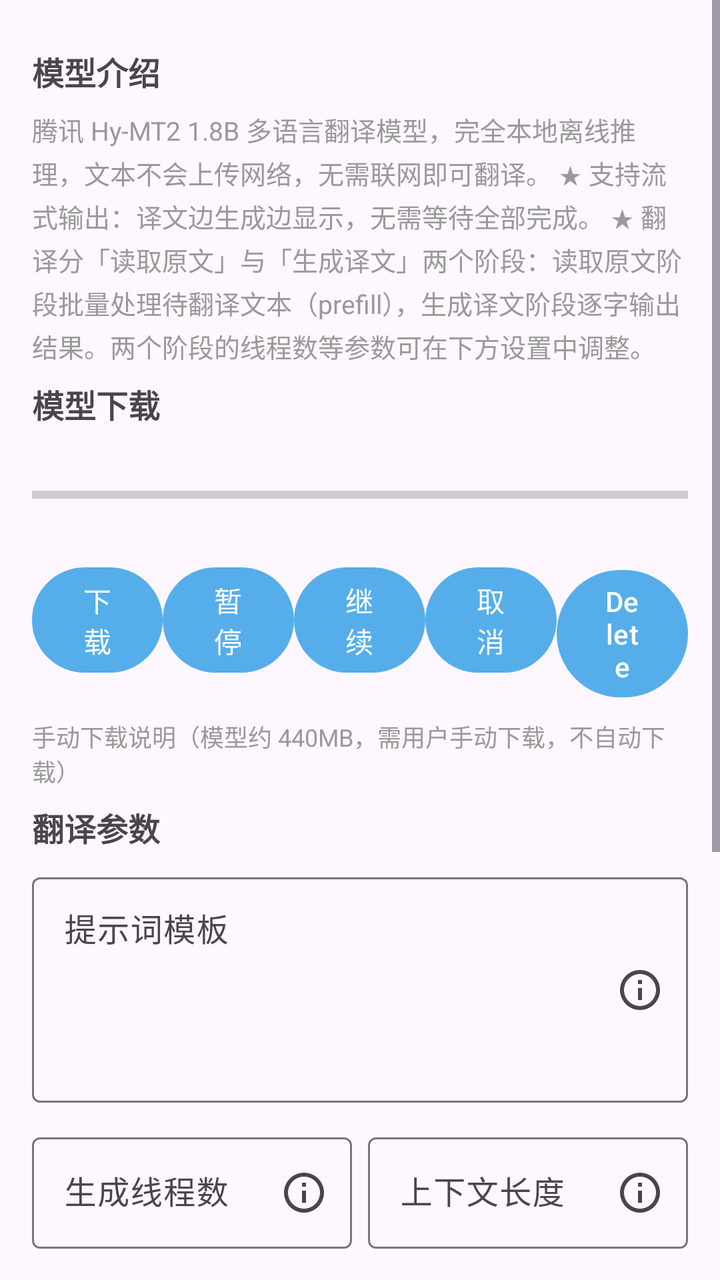
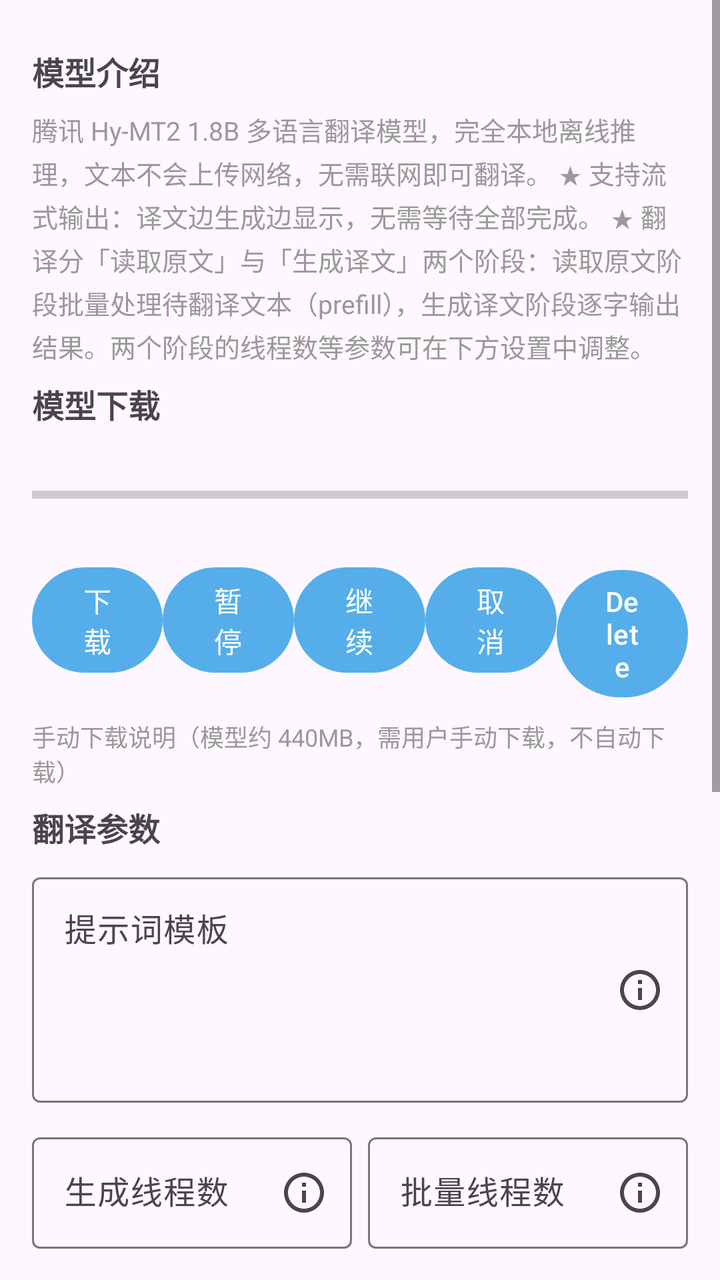

Compare the two renders of this Android layout. The source of the first and the diff that turns it into the second are given below.
<!-- AndroidManifest.xml: application theme Theme.MT -->
<!-- res/layout/fragment_hymt2_detail.xml -->
<?xml version="1.0" encoding="utf-8"?>
<ScrollView xmlns:android="http://schemas.android.com/apk/res/android"
    xmlns:app="http://schemas.android.com/apk/res-auto"
    android:layout_width="match_parent"
    android:layout_height="match_parent"
    android:fillViewport="true">

    <LinearLayout
        android:layout_width="match_parent"
        android:layout_height="wrap_content"
        android:orientation="vertical"
        android:padding="16dp">

        
        <TextView
            android:id="@+id/introTitle"
            android:layout_width="match_parent"
            android:layout_height="wrap_content"
            android:paddingVertical="8dp"
            android:text="@string/hymt2_section_intro"
            android:textSize="16sp"
            android:textStyle="bold" />

        <TextView
            android:id="@+id/introText"
            android:layout_width="match_parent"
            android:layout_height="wrap_content"
            android:lineSpacingExtra="3dp"
            android:text="@string/hymt2_intro"
            android:textColor="#999999"
            android:textSize="13sp" />

        
        <TextView
            android:id="@+id/downloadTitle"
            android:layout_width="match_parent"
            android:layout_height="wrap_content"
            android:paddingVertical="8dp"
            android:text="@string/hymt2_section_download"
            android:textSize="16sp"
            android:textStyle="bold" />

        <TextView
            android:id="@+id/statusText"
            android:layout_width="match_parent"
            android:layout_height="wrap_content"
            android:textColor="#999999"
            android:textSize="13sp" />

        <ProgressBar
            android:id="@+id/progressBar"
            style="?android:attr/progressBarStyleHorizontal"
            android:layout_width="match_parent"
            android:layout_height="wrap_content"
            android:max="100" />

        <TextView
            android:id="@+id/progressText"
            android:layout_width="match_parent"
            android:layout_height="wrap_content"
            android:textSize="12sp" />

        <LinearLayout
            android:layout_width="match_parent"
            android:layout_height="wrap_content"
            android:layout_marginTop="8dp"
            android:orientation="horizontal">

            <Button
                android:id="@+id/downloadButton"
                android:layout_width="0dp"
                android:layout_height="wrap_content"
                android:layout_weight="1"
                android:text="@string/download" />

            <Button
                android:id="@+id/pauseButton"
                android:layout_width="0dp"
                android:layout_height="wrap_content"
                android:layout_weight="1"
                android:text="@string/pause" />

            <Button
                android:id="@+id/resumeButton"
                android:layout_width="0dp"
                android:layout_height="wrap_content"
                android:layout_weight="1"
                android:text="@string/resume" />

            <Button
                android:id="@+id/cancelButton"
                android:layout_width="0dp"
                android:layout_height="wrap_content"
                android:layout_weight="1"
                android:text="@string/cancel" />

            <Button
                android:id="@+id/deleteButton"
                android:layout_width="0dp"
                android:layout_height="wrap_content"
                android:layout_weight="1"
                android:text="@string/delete" />
        </LinearLayout>

        <TextView
            android:id="@+id/download_hand_Text"
            android:layout_width="match_parent"
            android:layout_height="wrap_content"
            android:paddingTop="8dp"
            android:text="@string/hymt2_download_help"
            android:textColor="#999999"
            android:textSize="12sp" />

        
        <TextView
            android:id="@+id/paramsTitle"
            android:layout_width="match_parent"
            android:layout_height="wrap_content"
            android:paddingVertical="8dp"
            android:text="@string/hymt2_section_params"
            android:textSize="16sp"
            android:textStyle="bold" />

        
        <com.google.android.material.textfield.TextInputLayout
            android:id="@+id/promptInput"
            style="@style/Widget.Material3.TextInputLayout.OutlinedBox"
            android:layout_width="match_parent"
            android:layout_height="wrap_content"
            android:hint="@string/hymt2_prompt_label"
            app:endIconMode="custom"
            app:endIconDrawable="@drawable/ic_param_info">

            <EditText
                android:id="@+id/promptEdit"
                android:layout_width="match_parent"
                android:layout_height="wrap_content"
                android:gravity="top"
                android:inputType="textMultiLine"
                android:minLines="4" />
        </com.google.android.material.textfield.TextInputLayout>

        
        <LinearLayout
            android:layout_width="match_parent"
            android:layout_height="wrap_content"
            android:layout_marginTop="12dp"
            android:orientation="horizontal">

            <com.google.android.material.textfield.TextInputLayout
                android:id="@+id/threadsInput"
                style="@style/Widget.Material3.TextInputLayout.OutlinedBox"
                android:layout_width="0dp"
                android:layout_height="wrap_content"
                android:layout_marginEnd="8dp"
                android:layout_weight="1"
                android:hint="@string/hymt2_threads_label"
                app:endIconMode="custom"
                app:endIconDrawable="@drawable/ic_param_info">

                <EditText
                    android:id="@+id/threadsEdit"
                    android:layout_width="match_parent"
                    android:layout_height="wrap_content"
                    android:inputType="number" />
            </com.google.android.material.textfield.TextInputLayout>

            <com.google.android.material.textfield.TextInputLayout
                android:id="@+id/contextInput"
                style="@style/Widget.Material3.TextInputLayout.OutlinedBox.ExposedDropdownMenu"
                android:layout_width="0dp"
                android:layout_height="wrap_content"
                android:layout_weight="1"
                android:hint="@string/hymt2_context_label"
                app:endIconMode="custom"
                app:endIconDrawable="@drawable/ic_param_info">

                <com.google.android.material.textfield.MaterialAutoCompleteTextView
                    android:id="@+id/contextSelect"
                    android:layout_width="match_parent"
                    android:layout_height="wrap_content"
                    android:inputType="none" />
            </com.google.android.material.textfield.TextInputLayout>
        </LinearLayout>

        
        <TextView
            android:layout_width="match_parent"
            android:layout_height="wrap_content"
            android:paddingVertical="14dp"
            android:text="@string/hymt2_sample_subtitle"
            android:textSize="15sp"
            android:textStyle="bold" />

        
        <LinearLayout
            android:layout_width="match_parent"
            android:layout_height="wrap_content"
            android:orientation="horizontal">

            <com.google.android.material.textfield.TextInputLayout
                android:id="@+id/tempInput"
                style="@style/Widget.Material3.TextInputLayout.OutlinedBox"
                android:layout_width="0dp"
                android:layout_height="wrap_content"
                android:layout_marginEnd="8dp"
                android:layout_weight="1"
                android:hint="@string/hymt2_temp_label"
                app:endIconMode="custom"
                app:endIconDrawable="@drawable/ic_param_info">

                <EditText
                    android:id="@+id/tempEdit"
                    android:layout_width="match_parent"
                    android:layout_height="wrap_content"
                    android:inputType="numberDecimal" />
            </com.google.android.material.textfield.TextInputLayout>

            <com.google.android.material.textfield.TextInputLayout
                android:id="@+id/topPInput"
                style="@style/Widget.Material3.TextInputLayout.OutlinedBox"
                android:layout_width="0dp"
                android:layout_height="wrap_content"
                android:layout_weight="1"
                android:hint="@string/hymt2_top_p_label"
                app:endIconMode="custom"
                app:endIconDrawable="@drawable/ic_param_info">

                <EditText
                    android:id="@+id/topPEdit"
                    android:layout_width="match_parent"
                    android:layout_height="wrap_content"
                    android:inputType="numberDecimal" />
            </com.google.android.material.textfield.TextInputLayout>
        </LinearLayout>

        
        <LinearLayout
            android:layout_width="match_parent"
            android:layout_height="wrap_content"
            android:layout_marginTop="12dp"
            android:orientation="horizontal">

            <com.google.android.material.textfield.TextInputLayout
                android:id="@+id/topKInput"
                style="@style/Widget.Material3.TextInputLayout.OutlinedBox"
                android:layout_width="0dp"
                android:layout_height="wrap_content"
                android:layout_marginEnd="8dp"
                android:layout_weight="1"
                android:hint="@string/hymt2_top_k_label"
                app:endIconMode="custom"
                app:endIconDrawable="@drawable/ic_param_info">

                <EditText
                    android:id="@+id/topKEdit"
                    android:layout_width="match_parent"
                    android:layout_height="wrap_content"
                    android:inputType="number" />
            </com.google.android.material.textfield.TextInputLayout>

            <com.google.android.material.textfield.TextInputLayout
                android:id="@+id/repPenaltyInput"
                style="@style/Widget.Material3.TextInputLayout.OutlinedBox"
                android:layout_width="0dp"
                android:layout_height="wrap_content"
                android:layout_weight="1"
                android:hint="@string/hymt2_rep_penalty_label"
                app:endIconMode="custom"
                app:endIconDrawable="@drawable/ic_param_info">

                <EditText
                    android:id="@+id/repPenaltyEdit"
                    android:layout_width="match_parent"
                    android:layout_height="wrap_content"
                    android:inputType="numberDecimal" />
            </com.google.android.material.textfield.TextInputLayout>
        </LinearLayout>

        
        <com.google.android.material.textfield.TextInputLayout
            android:id="@+id/maxTokensInput"
            style="@style/Widget.Material3.TextInputLayout.OutlinedBox"
            android:layout_width="match_parent"
            android:layout_height="wrap_content"
            android:layout_marginTop="12dp"
            android:hint="@string/hymt2_max_tokens_label"
            app:endIconMode="custom"
            app:endIconDrawable="@drawable/ic_param_info">

            <EditText
                android:id="@+id/maxTokensEdit"
                android:layout_width="match_parent"
                android:layout_height="wrap_content"
                android:inputType="number" />
        </com.google.android.material.textfield.TextInputLayout>

        <Button
            android:id="@+id/saveButton"
            android:layout_width="match_parent"
            android:layout_height="wrap_content"
            android:layout_marginTop="16dp"
            android:text="@string/hymt2_save_params" />
    </LinearLayout>
</ScrollView>
<!-- resources referenced by this layout -->
<resources>
  <!-- drawable ic_param_info (drawable) -->
  <?xml version="1.0" encoding="utf-8"?>
  <vector xmlns:android="http://schemas.android.com/apk/res/android"
      android:width="24dp"
      android:height="24dp"
      android:viewportWidth="24"
      android:viewportHeight="24"
      android:tint="?attr/colorControlNormal">
      <path
          android:fillColor="#FF000000"
          android:pathData="M11,17h2v-6h-2v6zM12,2C6.48,2 2,6.48 2,12s4.48,10 10,10 10,-4.48 10,-10S17.52,2 12,2zM12,20c-4.41,0 -8,-3.59 -8,-8s3.59,-8 8,-8 8,3.59 8,8 -3.59,8 -8,8zM11,9h2L13,7h-2v2z" />
  </vector>
  <string name="cancel">取消</string>
  <string name="delete">Delete</string>
  <string name="download">下载</string>
  <string name="hymt2_context_label">上下文长度</string>
  <string name="hymt2_download_help">手动下载说明（模型约 440MB，需用户手动下载，不自动下载）</string>
  <string name="hymt2_intro">腾讯 Hy-MT2 1.8B 多语言翻译模型，完全本地离线推理，文本不会上传网络，无需联网即可翻译。
  
  ★ 支持流式输出：译文边生成边显示，无需等待全部完成。
  ★ 翻译分「读取原文」与「生成译文」两个阶段：读取原文阶段批量处理待翻译文本（prefill），生成译文阶段逐字输出结果。两个阶段的线程数等参数可在下方设置中调整。</string>
  <string name="hymt2_max_tokens_label">max_tokens</string>
  <string name="hymt2_prompt_label">提示词模板</string>
  <string name="hymt2_rep_penalty_label">repetition_penalty</string>
  <string name="hymt2_sample_subtitle">采样参数</string>
  <string name="hymt2_save_params">保存参数</string>
  <string name="hymt2_section_download">模型下载</string>
  <string name="hymt2_section_intro">模型介绍</string>
  <string name="hymt2_section_params">翻译参数</string>
  <string name="hymt2_temp_label">temperature</string>
  <string name="hymt2_threads_label">生成线程数</string>
  <string name="hymt2_top_k_label">top_k</string>
  <string name="hymt2_top_p_label">top_p</string>
  <string name="pause">暂停</string>
  <string name="resume">继续</string>
  <style name="Theme.MT" parent="Base.Theme.MT">
          
          <item name="android:navigationBarColor">@android:color/transparent</item>
          <item name="android:statusBarColor">@android:color/transparent</item>
          <item name="android:windowLightStatusBar">?attr/isLightTheme</item>
      </style>
  <style name="Base.Theme.MT" parent="Theme.Material3.Light.NoActionBar">
          <item name="colorPrimary">#55AEEA</item>
          <item name="android:navigationBarColor">
              @android:color/transparent
          </item>
          <item name="android:enforceNavigationBarContrast">false</item>
          <item name="android:enforceStatusBarContrast">false</item>
      </style>
</resources>

<!-- the commit's change to res/layout/fragment_hymt2_detail.xml (unified diff, before → after) -->
@@ -166,22 +166,40 @@
             </com.google.android.material.textfield.TextInputLayout>
 
             <com.google.android.material.textfield.TextInputLayout
-                android:id="@+id/contextInput"
-                style="@style/Widget.Material3.TextInputLayout.OutlinedBox.ExposedDropdownMenu"
-                android:layout_width="0dp"
-                android:layout_height="wrap_content"
-                android:layout_weight="1"
-                android:hint="@string/hymt2_context_label"
-                app:endIconMode="custom"
-                app:endIconDrawable="@drawable/ic_param_info">
-
-                <com.google.android.material.textfield.MaterialAutoCompleteTextView
-                    android:id="@+id/contextSelect"
-                    android:layout_width="match_parent"
-                    android:layout_height="wrap_content"
-                    android:inputType="none" />
+                android:id="@+id/batchThreadsInput"
+                style="@style/Widget.Material3.TextInputLayout.OutlinedBox"
+                android:layout_width="0dp"
+                android:layout_height="wrap_content"
+                android:layout_weight="1"
+                android:hint="@string/hymt2_batch_threads_label"
+                app:endIconMode="custom"
+                app:endIconDrawable="@drawable/ic_param_info">
+
+                <EditText
+                    android:id="@+id/batchThreadsEdit"
+                    android:layout_width="match_parent"
+                    android:layout_height="wrap_content"
+                    android:inputType="number" />
             </com.google.android.material.textfield.TextInputLayout>
         </LinearLayout>
+
+        
+        <com.google.android.material.textfield.TextInputLayout
+            android:id="@+id/contextInput"
+            style="@style/Widget.Material3.TextInputLayout.OutlinedBox.ExposedDropdownMenu"
+            android:layout_width="match_parent"
+            android:layout_height="wrap_content"
+            android:layout_marginTop="12dp"
+            android:hint="@string/hymt2_context_label"
+            app:endIconMode="custom"
+            app:endIconDrawable="@drawable/ic_param_info">
+
+            <com.google.android.material.textfield.MaterialAutoCompleteTextView
+                android:id="@+id/contextSelect"
+                android:layout_width="match_parent"
+                android:layout_height="wrap_content"
+                android:inputType="none" />
+        </com.google.android.material.textfield.TextInputLayout>
 
         
         <TextView
<!-- resource entries referenced after the edit -->
@@ -15,6 +15,7 @@
   <string name="cancel">取消</string>
   <string name="delete">Delete</string>
   <string name="download">下载</string>
+  <string name="hymt2_batch_threads_label">批量线程数</string>
   <string name="hymt2_context_label">上下文长度</string>
   <string name="hymt2_download_help">手动下载说明（模型约 440MB，需用户手动下载，不自动下载）</string>
   <string name="hymt2_intro">腾讯 Hy-MT2 1.8B 多语言翻译模型，完全本地离线推理，文本不会上传网络，无需联网即可翻译。
